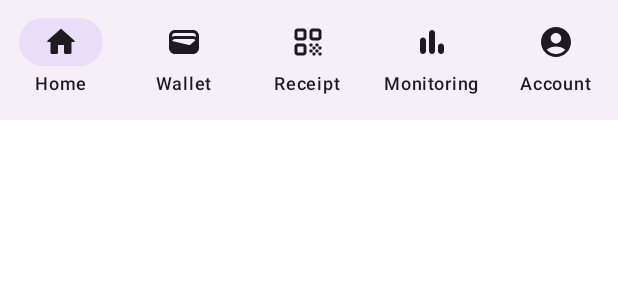
After one commit to Legesus/KiraCash, an Android app built with Jetpack Compose: the @Preview function BottomNavBar, on a phone screen of 412 x 824 dp. The commit adds this screen. Shown: the top 300 px of the screen. Run offline under Robolectric (Android 15) with nearby library versions, the phone set to English and light mode, and no system bars.

Commit message:
Nav Bar UI Implemented

```diff
--- /dev/null
+++ b/app/src/main/java/com/example/kiracash/BottomNavBar.kt
@@ -0,0 +1,61 @@
+package com.example.kiracash
+
+import android.graphics.drawable.Icon
+import androidx.compose.foundation.background
+import androidx.compose.foundation.layout.Row
+import androidx.compose.material.icons.Icons
+import androidx.compose.material.icons.rounded.AccountCircle
+import androidx.compose.material.icons.rounded.BarChart
+import androidx.compose.material.icons.rounded.Home
+import androidx.compose.material.icons.rounded.QrCode
+import androidx.compose.material.icons.rounded.Scanner
+import androidx.compose.material.icons.rounded.SettingsOverscan
+import androidx.compose.material.icons.rounded.Wallet
+import androidx.compose.material3.Icon
+import androidx.compose.material3.MaterialTheme
+import androidx.compose.material3.NavigationBar
+import androidx.compose.material3.NavigationBarItem
+import androidx.compose.material3.Text
+import androidx.compose.runtime.Composable
+import androidx.compose.ui.Modifier
+import androidx.compose.ui.tooling.preview.Preview
+import com.example.kiracash.data.BottomNav
+
+val items = listOf(
+    BottomNav("Home", Icons.Rounded.Home),
+    BottomNav("Wallet", Icons.Rounded.Wallet),
+    BottomNav("Receipt", Icons.Rounded.QrCode),
+    BottomNav("Monitoring", Icons.Rounded.BarChart),
+    BottomNav("Account", Icons.Rounded.AccountCircle)
+)
+
+@Preview
+@Composable
+fun BottomNavBar () {
+    NavigationBar {
+        Row (
+            modifier = Modifier.background(MaterialTheme.colorScheme.inverseOnSurface)
+        ) {
+            items.forEachIndexed { index, item ->
+                NavigationBarItem(
+                    selected = index == 0,
+                    onClick = {},
+                    icon = {
+                        Icon(
+                            imageVector = item.icon,
+                            contentDescription = item.title,
+                            tint = MaterialTheme.colorScheme.onBackground
+                        )
+                    },
+                    label = {
+                        Text(
+                            text = item.title,
+                            color = MaterialTheme.colorScheme.onBackground
+                        )
+                    }
+                )
+            }
+
+        }
+    }
+}
--- /dev/null
+++ b/app/src/main/java/com/example/kiracash/data/BottomNav.kt
@@ -0,0 +1,8 @@
+package com.example.kiracash.data
+
+import androidx.compose.ui.graphics.vector.ImageVector
+
+data class BottomNav(
+    val title: String,
+    val icon: ImageVector
+)
--- a/gradle/libs.versions.toml
+++ b/gradle/libs.versions.toml
@@ -8,9 +8,12 @@ espressoCore = "3.5.1"
 lifecycleRuntimeKtx = "2.6.1"
 activityCompose = "1.7.0"
 composeBom = "2023.08.00"
+materialIconsExtended = "1.6.5"
+accompanistSystemUiController = "0.19.0"
 
 [libraries]
 androidx-core-ktx = { group = "androidx.core", name = "core-ktx", version.ref = "coreKtx" }
+androidx-material-icons-extended = { module = "androidx.compose.material:material-icons-extended", version.ref = "materialIconsExtended" }
 junit = { group = "junit", name = "junit", version.ref = "junit" }
 androidx-junit = { group = "androidx.test.ext", name = "junit", version.ref = "junitVersion" }
 androidx-espresso-core = { group = "androidx.test.espresso", name = "espresso-core", version.ref = "espressoCore" }
@@ -24,6 +27,8 @@ androidx-ui-tooling-preview = { group = "androidx.compose.ui", name = "ui-toolin
 androidx-ui-test-manifest = { group = "androidx.compose.ui", name = "ui-test-manifest" }
 androidx-ui-test-junit4 = { group = "androidx.compose.ui", name = "ui-test-junit4" }
 androidx-material3 = { group = "androidx.compose.material3", name = "material3" }
+material-icons-extended = { group = "androidx.compose.material", name = "material-icons-extended" }
+accompanist-system-ui-controller = { group = "com.google.accompanist", name = "accompanist-systemuicontroller", version.ref = "accompanistSystemUiController" }
 
 [plugins]
 androidApplication = { id = "com.android.application", version.ref = "agp" }
```
Also changed, not shown: app/build.gradle.kts (+13 -1 lines), app/src/main/java/com/example/kiracash/MainActivity.kt (+46 -6 lines).
